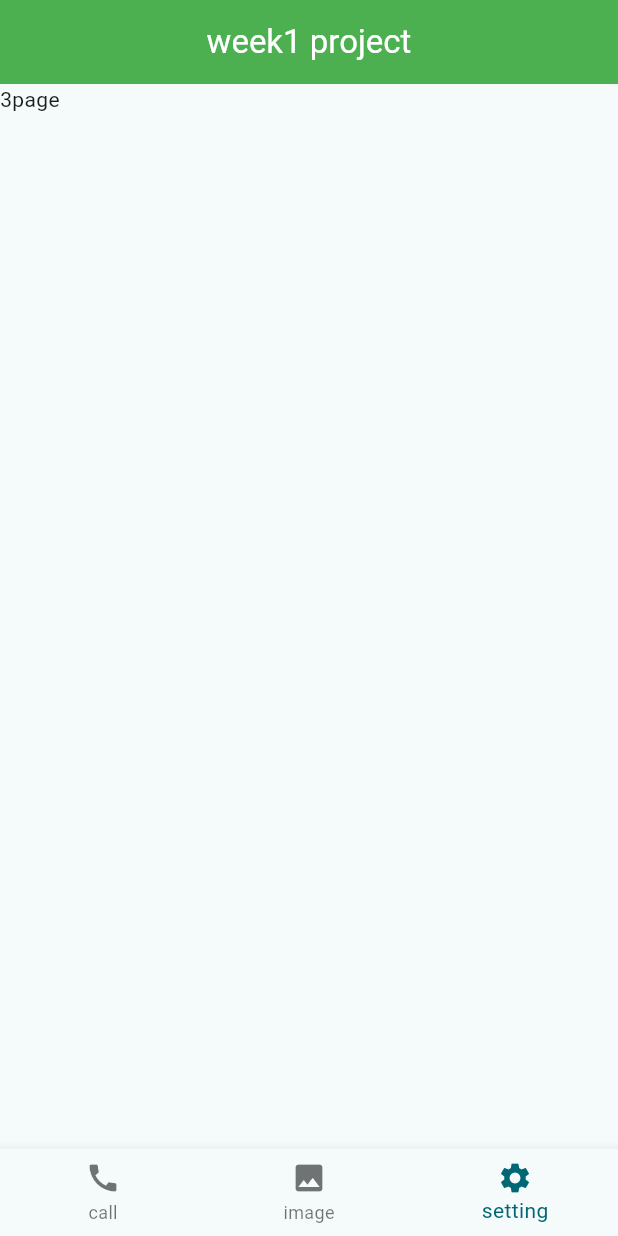
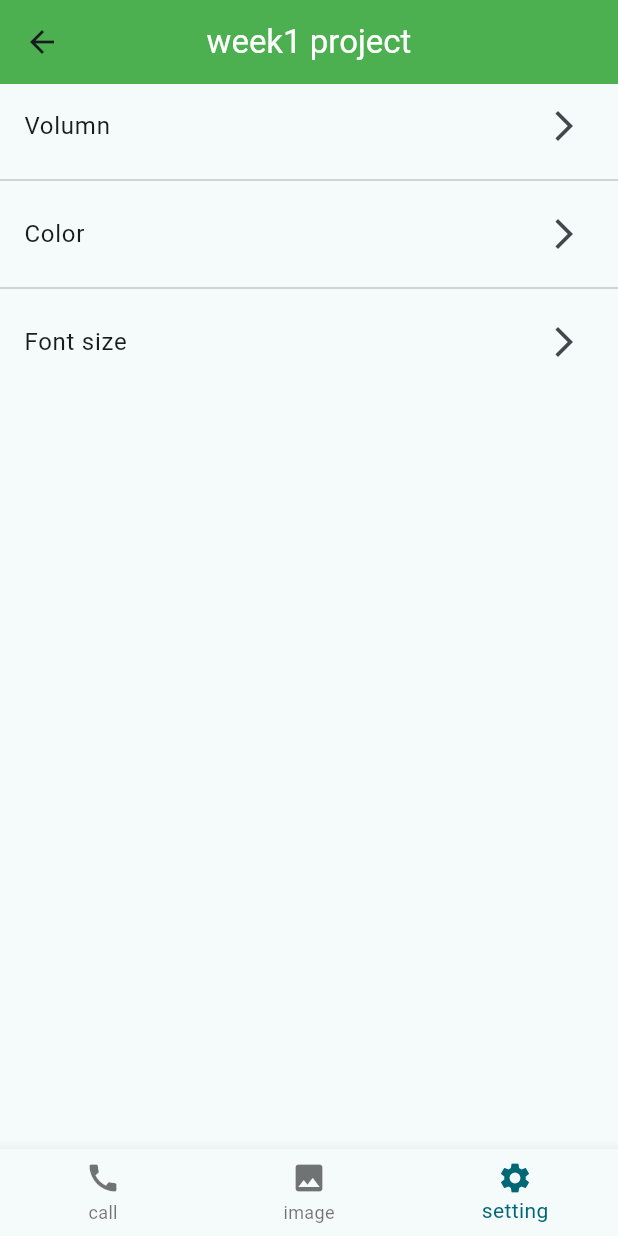
Before and after one commit to y-y41/madcamp_week1, a Flutter app: the HomeScreen screen opened directly, item 3 of the bottom bar chosen, on a phone screen of 412 x 824 dp. Run offline on Flutter 3.47's test engine with Material 3 defaults, Android fonts, the phone set to English and light mode, and no system bars.

Commit message:
archery implementation

```diff
--- a/lib/main.dart
+++ b/lib/main.dart
@@ -1,5 +1,7 @@
 import 'package:flutter/material.dart';
+import 'package:madcamp_w1/pages/volumn_page.dart';
 import 'package:madcamp_w1/screens/home_screen.dart';
+import 'package:madcamp_w1/screens/tab_3.dart';
 
 void main() {
   runApp(const MyApp());
@@ -17,7 +19,7 @@
         colorScheme: ColorScheme.fromSeed(seedColor: Colors.white),
         useMaterial3: true,
       ),
-      home: HomeScreen(),
+      home: VolumnPage(),
     );
   }
 }
--- a/lib/screens/home_screen.dart
+++ b/lib/screens/home_screen.dart
@@ -1,4 +1,5 @@
 import 'package:flutter/material.dart';
+import 'package:madcamp_w1/screens/tab_3.dart';
 
 class HomeScreen extends StatefulWidget {
   const HomeScreen({Key? key}) : super(key: key);
@@ -10,7 +11,7 @@ class HomeScreen extends StatefulWidget {
 class _HomeScreenState extends State<HomeScreen> {
   var index = 0;
 
-  List<Widget> pages = [Text('1page'), Text('2page'), Text('3page')];
+  List<Widget> pages = [Text('1page'), Text('2page'), Tab3()];
 
   @override
   Widget build(BuildContext context) {
--- /dev/null
+++ b/lib/screens/tab_3.dart
@@ -0,0 +1,42 @@
+import 'package:flutter/material.dart';
+import 'package:madcamp_w1/pages/color_page.dart';
+import 'package:madcamp_w1/pages/font_size_page.dart';
+import 'package:madcamp_w1/pages/volumn_page.dart';
+
+class Tab3 extends StatelessWidget {
+  const Tab3({Key? key}) : super(key: key);
+
+  @override
+  Widget build(BuildContext context) {
+    return ListView(
+      children: [
+        ListTile(
+          title: Text('Volumn'),
+          trailing: Icon(Icons.arrow_forward_ios),
+          onTap: () {
+            Navigator.push(
+                context, MaterialPageRoute(builder: (context) => VolumnPage()));
+          },
+        ),
+        Divider(),
+        ListTile(
+          title: Text('Color'),
+          trailing: Icon(Icons.arrow_forward_ios),
+          onTap: () {
+            Navigator.push(
+                context, MaterialPageRoute(builder: (context) => ColorPage()));
+          },
+        ),
+        Divider(),
+        ListTile(
+          title: Text('Font size'),
+          trailing: Icon(Icons.arrow_forward_ios),
+          onTap: () {
+            Navigator.push(context,
+                MaterialPageRoute(builder: (context) => FontSizePage()));
+          },
+        )
+      ],
+    );
+  }
+}
```
Also changed, not shown: lib/pages/color_page.dart (added, +19 -0 lines), lib/pages/font_size_page.dart (added, +19 -0 lines), lib/pages/volumn_page.dart (added, +137 -0 lines).
